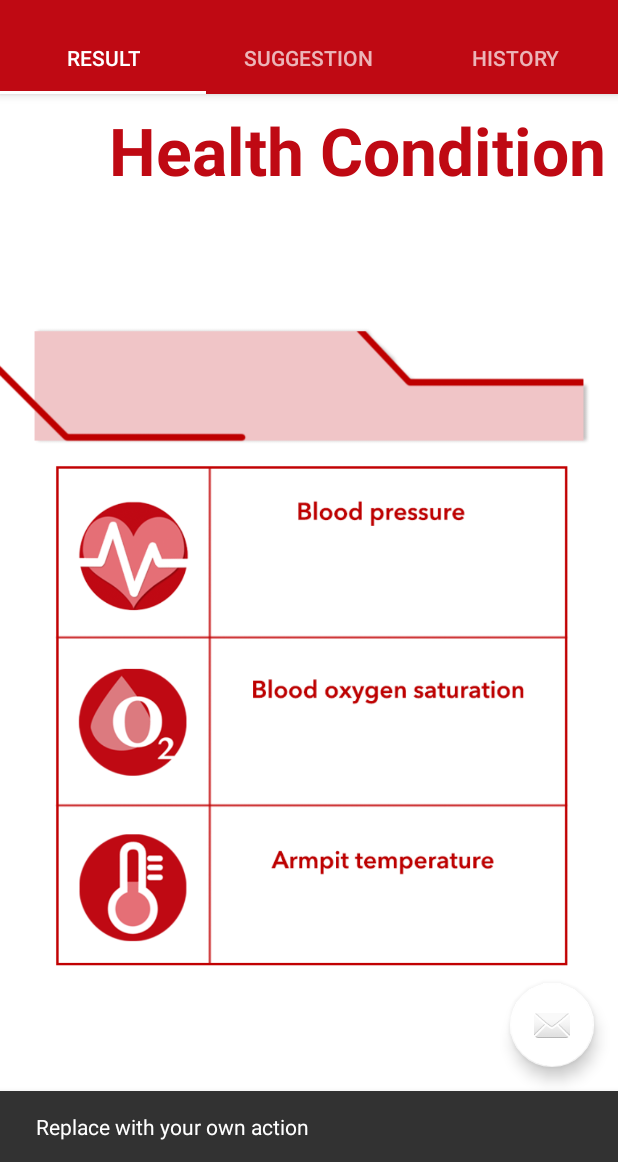
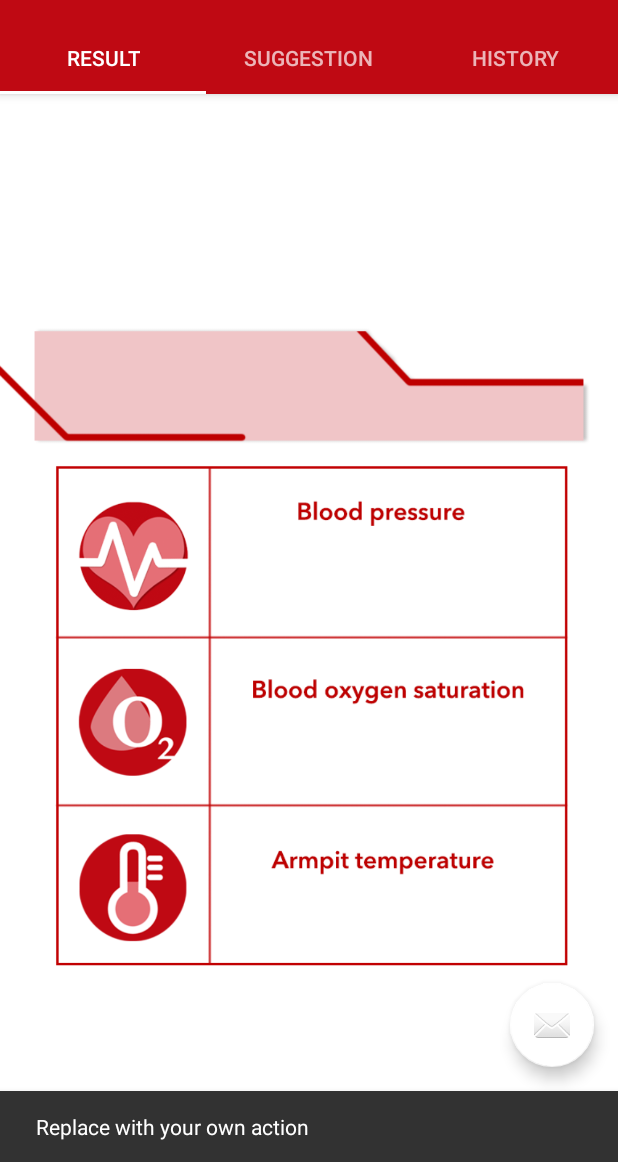
Before and after one commit to yangyytn/Clinic_in_a_box, an Android app: the Tab_Result screen opened directly, with no data from a screen before it, after a tap on an icon or button, on a phone screen of 412 x 824 dp, the part 74-1236 px from its top. Run offline under Robolectric (Android 15) with nearby library versions, the phone set to English and light mode, and no system bars; Roboto replaces fonts that are not available here.

Commit message:
- UI change for result page

```diff
--- a/app/src/main/res/layout/result.xml
+++ b/app/src/main/res/layout/result.xml
@@ -6,23 +6,6 @@
     android:layout_height="match_parent"
     android:background="@color/colorAccent"
     tools:context="com.example.estelleyyy.clinic_in_a_box.TabReportActivity">
-
-    <TextView
-        android:id="@+id/section_label"
-        android:layout_width="wrap_content"
-        android:layout_height="wrap_content"
-        android:layout_marginEnd="8dp"
-        android:layout_marginLeft="244dp"
-        android:layout_marginTop="8dp"
-        android:text="Health Condition"
-        android:textColor="@color/red"
-        android:textSize="44sp"
-        android:textStyle="bold"
-        app:layout_constraintEnd_toEndOf="parent"
-        app:layout_constraintLeft_toLeftOf="parent"
-        app:layout_constraintTop_toTopOf="parent"
-        tools:layout_constraintLeft_creator="1"
-        tools:layout_constraintTop_creator="1" />
 
     <ImageView
         android:id="@+id/imageView4"
```
